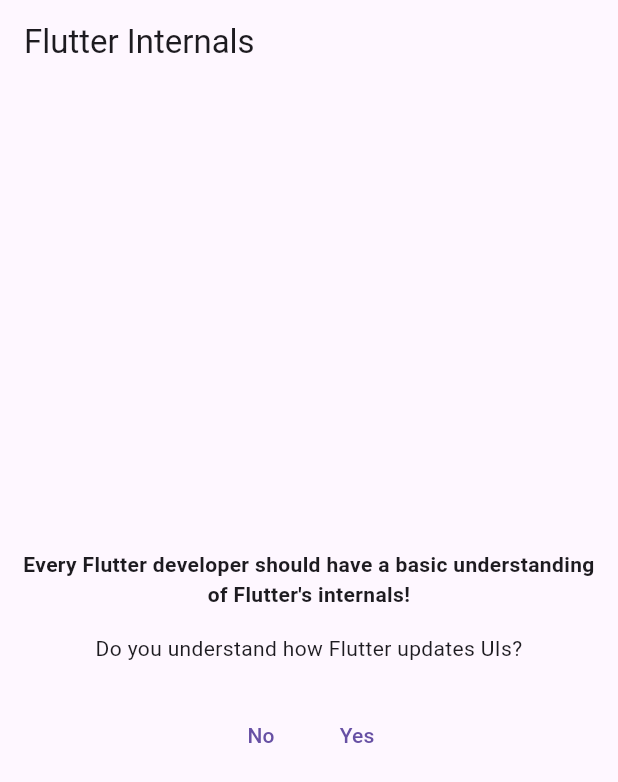
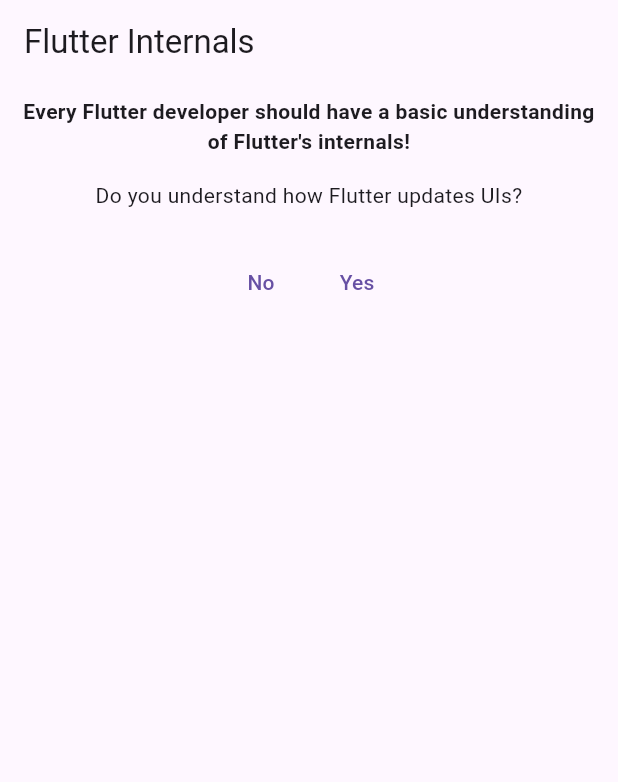
Before and after one commit to anowakowski/FlutterProjectsTests, a Flutter app: the screen it shows after launch, on a phone screen of 412 x 824 dp. Shown: the top 782 px of the screen. Run offline on Flutter 3.47's test engine with Material 3 defaults, Android fonts, the phone set to English and light mode, and no system bars; our stand-ins replace google_fonts.

```diff
--- /dev/null
+++ b/flutter_dart_internals_todo_app/lib/demo.dart
@@ -0,0 +1,49 @@
+import 'package:flutter/material.dart';
+
+class DemoBtns extends StatefulWidget {
+  const DemoBtns({super.key});
+
+  @override
+  State<StatefulWidget> createState() {
+    return _DemoBtnsState();
+  }
+
+}
+
+class _DemoBtnsState extends State<DemoBtns> {
+
+  var _isUnderstood = false;
+
+  @override
+  Widget build(BuildContext context) {
+    return Column(
+      mainAxisSize: MainAxisSize.min,
+      children: [
+        Row(
+          mainAxisAlignment: MainAxisAlignment.center,
+          children: [
+            TextButton(
+              onPressed: () {
+                setState(() {
+                  _isUnderstood = false;
+                });
+              },
+              child: const Text('No'),
+            ),
+            TextButton(
+              onPressed: () {
+                setState(() {
+                  _isUnderstood = true;
+                });
+              },
+              child: const Text('Yes'),
+            ),
+
+          ],
+        ),
+        if (_isUnderstood) const Text('Awesome!'),
+      ],
+    );
+  }
+
+}
--- a/flutter_dart_internals_todo_app/lib/main.dart
+++ b/flutter_dart_internals_todo_app/lib/main.dart
@@ -20,7 +20,7 @@ class MyApp extends StatelessWidget {
         appBar: AppBar(
           title: const Text('Flutter Internals'),
         ),
-        body: const UIUpdatesDemo(),
+        body: UIUpdatesDemo(),
       )
     );
   }
--- a/flutter_dart_internals_todo_app/lib/ui_updates_demo.dart
+++ b/flutter_dart_internals_todo_app/lib/ui_updates_demo.dart
@@ -1,66 +1,32 @@
 import 'package:flutter/material.dart';
+import 'package:flutter/widgets.dart';
+import 'package:flutter_dart_internals_todo_app/demo.dart';
 
-class UIUpdatesDemo extends StatefulWidget {
+class UIUpdatesDemo extends StatelessWidget {
   const UIUpdatesDemo({super.key});
 
   @override
-  StatefulElement createElement() {
-    print('UIUpdatesDemo CREATEELEMENT called');
-    return super.createElement();
-  }
-
-  @override
-  State<UIUpdatesDemo> createState() {
-    return _UIUpdatesDemo();
-  }
-}
-
-class _UIUpdatesDemo extends State<UIUpdatesDemo> {
-  var _isUnderstood = false;
-
-  @override
   Widget build(BuildContext context) {
-    print('UIUpdatesDemo BUILD called');
-    return Padding(
-      padding: const EdgeInsets.all(8.0),
+    return const Padding(
+      padding: EdgeInsets.all(8.0),
       child: Center(
         child: Column(
           mainAxisSize: MainAxisSize.min,
           crossAxisAlignment: CrossAxisAlignment.center,
           children: [
-            const Text(
+            Text(
               'Every Flutter developer should have a basic understanding of Flutter\'s internals!',
               textAlign: TextAlign.center,
               style: TextStyle(fontWeight: FontWeight.bold),
             ),
-            const SizedBox(height: 16),
-            const Text(
+            SizedBox(height: 16),
+            Text(
               'Do you understand how Flutter updates UIs?',
               textAlign: TextAlign.center,
             ),
-            const SizedBox(height: 24),
-            Row(
-              mainAxisAlignment: MainAxisAlignment.center,
-              children: [
-                TextButton(
-                  onPressed: () {
-                    setState(() {
-                      _isUnderstood = false;
-                    });
-                  },
-                  child: const Text('No'),
-                ),
-                TextButton(
-                  onPressed: () {
-                    setState(() {
-                      _isUnderstood = true;
-                    });
-                  },
-                  child: const Text('Yes'),
-                ),
-              ],
-            ),
-            if (_isUnderstood) const Text('Awesome!'),
+            SizedBox(height: 24),
+            Expanded(child: DemoBtns()),
+
           ],
         ),
       ),
```
